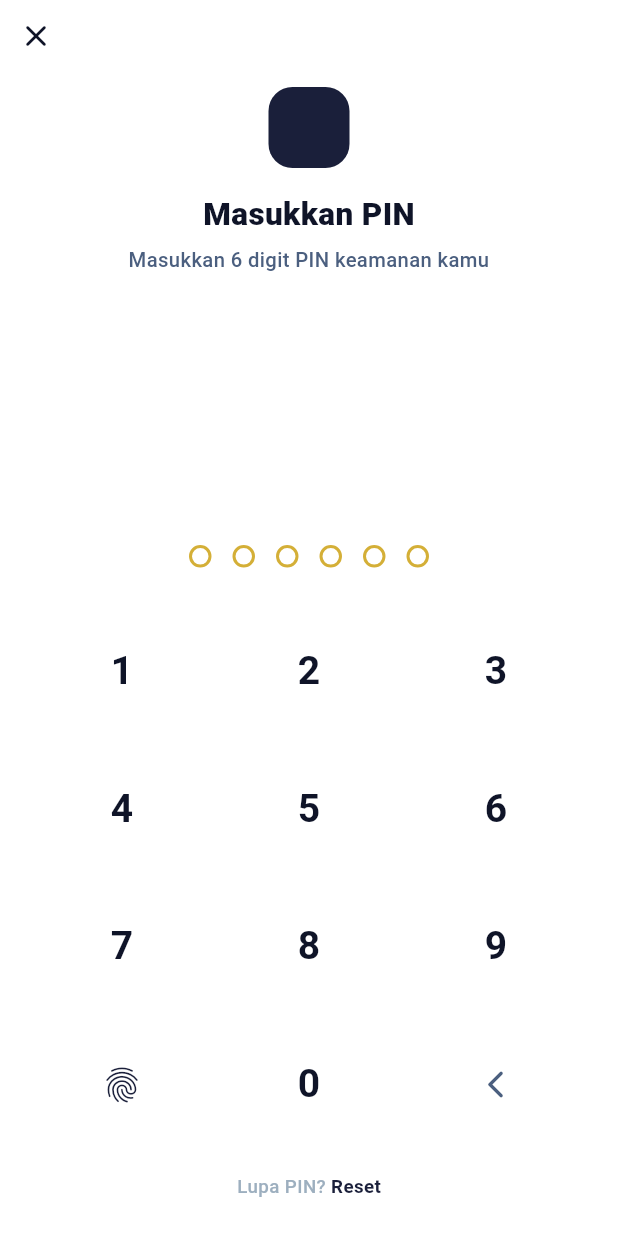
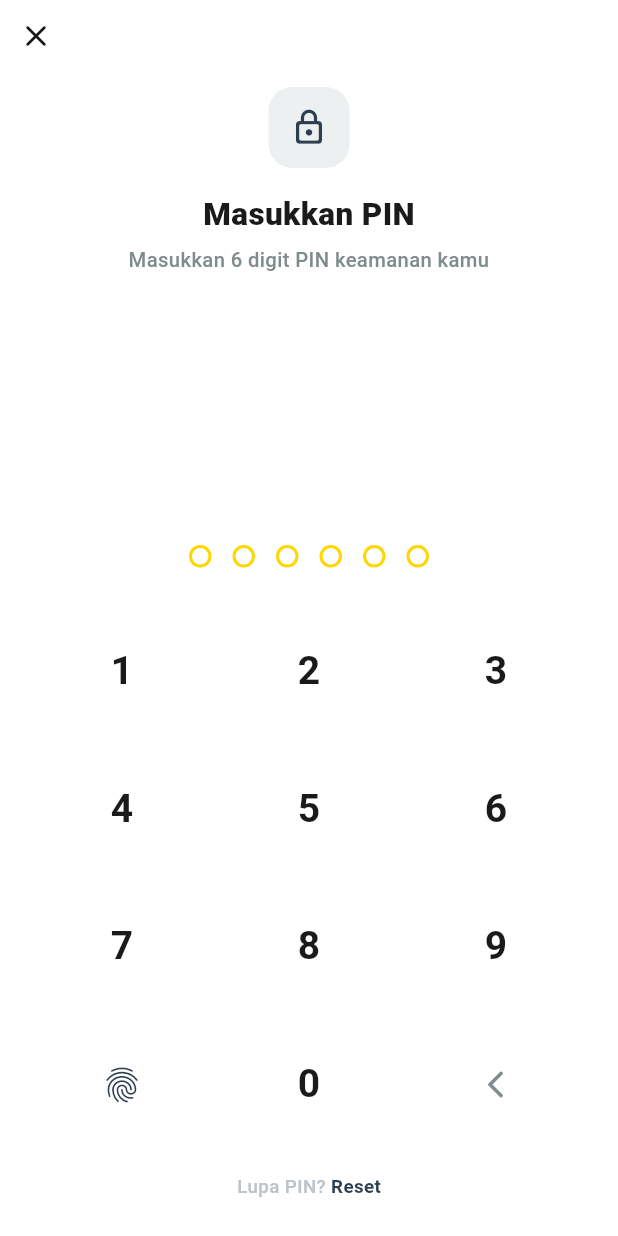
Before and after one commit to indra1nkuss/UASFE_1123150032, a Flutter app: the PinPage screen opened by its route, on a phone screen of 412 x 824 dp. Run offline on Flutter 3.47's test engine with Material 3 defaults, Android fonts, the phone set to English and light mode, and no system bars; our stand-ins replace dio, equatable, firebase_auth, firebase_core, flutter_bloc, flutter_secure_storage and 4 more; missing offline and left inert: mobile_scanner; accounts and stored records are empty; network calls fail; Roboto replaces fonts that are missing (PlusJakartaSans).

Commit message:
theme: Update colors for brightness and clarity
NEW BRIGHT COLOR PALETTE:
- Primary: Charcoal (#2C3E50) - not too dark
- Accent: Bright Gold (#FFD700) - vibrant & eye-catching
- Success: Bright Green (#27AE60) - clear & visible
- Warning: Bright Orange (#F39C12) - warm & attractive
- Error: Bright Red (#E74C3C) - stands out
- Info: Bright Blue (#3498DB) - professional

IMPROVEMENTS:
- Better text visibility on buttons
- Brighter, more attractive palette
- Higher contrast between elements
- Menus and buttons now clearly visible
- Still brutalism style (square, bold, stark)
- Off-white background (#FAFBFC) - clean & bright

```diff
--- a/lib/core/theme/app_colors.dart
+++ b/lib/core/theme/app_colors.dart
@@ -1,34 +1,34 @@
 import 'package:flutter/material.dart';
 
 class AppColors {
-  // Premium Brutalism Palette
+  // Premium Brutalism Palette - UPDATED FOR BETTER CONTRAST & BRIGHTNESS
 
-  // Primary: Deep Navy (Premium dark base)
-  static const Color primary = Color(0xFF1A1F3A);      // Deep navy
-  static const Color primaryLight = Color(0xFF2D3B5F); // Medium navy
-  static const Color primaryDark = Color(0xFF0F1428);  // Very dark navy
+  // Primary: Charcoal (darker but not black - better contrast)
+  static const Color primary = Color(0xFF2C3E50);      // Charcoal
+  static const Color primaryLight = Color(0xFF34495E); // Medium charcoal
+  static const Color primaryDark = Color(0xFF1A252F);  // Dark charcoal
 
-  // Accent: Gold (Premium luxury)
-  static const Color accent = Color(0xFFD4AF37);       // Gold
-  static const Color accentLight = Color(0xFFE8C547);  // Light gold
-  static const Color accentDark = Color(0xFFA89128);   // Dark gold
+  // Accent: Vibrant Gold (brighter, more attention-grabbing)
+  static const Color accent = Color(0xFFFFD700);       // Bright gold
+  static const Color accentLight = Color(0xFFFFF44F);  // Lighter gold
+  static const Color accentDark = Color(0xFFFFC700);   // Darker gold
 
-  // Semantic
-  static const Color success = Color(0xFF2D5F4F);      // Deep teal
-  static const Color warning = Color(0xFF8B6F47);      // Bronze
-  static const Color error = Color(0xFF5F2C2C);        // Deep red
-  static const Color info = Color(0xFF3A4F5F);         // Slate blue
+  // Semantic - BRIGHTER VERSIONS
+  static const Color success = Color(0xFF27AE60);      // Bright emerald green
+  static const Color warning = Color(0xFFF39C12);      // Bright orange/amber
+  static const Color error = Color(0xFFE74C3C);        // Bright red
+  static const Color info = Color(0xFF3498DB);         // Bright blue
 
-  // Neutral: Brutalism monochrome
-  static const Color ink = Color(0xFF0F1428);          // Nearly black
-  static const Color charcoal = Color(0xFF2D3B4F);     // Dark gray
-  static const Color slate = Color(0xFF4B5F7F);        // Medium gray
-  static const Color silver = Color(0xFF9DAFBF);       // Light gray
-  static const Color white = Color(0xFFFAFAFA);        // Off-white (not pure white)
+  // Neutral: Better contrast
+  static const Color ink = Color(0xFF1A1A1A);          // Almost black (not pure black)
+  static const Color charcoal = Color(0xFF2C3E50);     // Dark charcoal
+  static const Color slate = Color(0xFF7F8C8D);        // Medium gray
+  static const Color silver = Color(0xFFBDC3C7);       // Light gray
+  static const Color white = Color(0xFFFFFFFF);        // Pure white
 
-  // Background
-  static const Color bg = Color(0xFFF5F5F5);           // Light gray bg
-  static const Color bgDark = Color(0xFF1A1F3A);       // Dark bg (same as primary)
+  // Background - BRIGHT & CLEAN
+  static const Color bg = Color(0xFFFAFBFC);           // Off-white (very light)
+  static const Color bgDark = Color(0xFF2C3E50);       // Dark bg (charcoal)
 
   // Legacy support - map to new palette
   static const Color green = success;
@@ -42,13 +42,13 @@ class AppColors {
   static const Color line = silver;
   static const Color line2 = silver;
 
-  // Surface colors - map to new palette for backward compatibility
-  static const Color primarySurface = primary;
+  // Surface colors - BRIGHT VERSIONS
+  static const Color primarySurface = Color(0xFFECF0F1);   // Very light gray (not primary color)
   static const Color primaryBorder = accent;
-  static const Color greenSurface = success;
-  static const Color amberSurface = warning;
-  static const Color redSurface = error;
-  static const Color violetSurface = info;
+  static const Color greenSurface = Color(0xFFD5F4E6);     // Light green
+  static const Color amberSurface = Color(0xFFFEEDD2);     // Light orange
+  static const Color redSurface = Color(0xFFFFDCCE);       // Light red
+  static const Color violetSurface = Color(0xFFEBF5FB);    // Light blue
 
   // Gradients - Brutalism (solid, no gradients)
   static const LinearGradient primaryGradient = LinearGradient(
@@ -58,25 +58,25 @@ class AppColors {
     colors: [primary, primary, primary],  // Solid color only
   );
 
-  // No shadows for brutalism - replaced with stark borders
+  // No shadows for brutalism
   static const List<BoxShadow> shadowCard = [];
   static const List<BoxShadow> shadowSoft = [];
   static const List<BoxShadow> shadowPrimary = [];
 
-  // Tone map for FeatureIcon (premium colors)
+  // Tone map for FeatureIcon
   static Map<String, List<Color>> tones = {
-    'blue': [primary, accent],           // Navy + Gold
-    'green': [success, accentLight],     // Teal + Light Gold
-    'amber': [warning, accent],          // Bronze + Gold
-    'red': [error, white],               // Deep Red + White
-    'violet': [info, accent],            // Slate Blue + Gold
-    'slate': [charcoal, white],          // Charcoal + White
-    'gold': [primary, accent],           // Navy + Gold (premium)
+    'blue': [primarySurface, info],            // Light gray + Bright blue
+    'green': [greenSurface, success],          // Light green + Bright green
+    'amber': [amberSurface, warning],          // Light orange + Bright orange
+    'red': [redSurface, error],                // Light red + Bright red
+    'violet': [violetSurface, info],           // Light blue + Bright blue
+    'slate': [primarySurface, slate],          // Light gray + Medium gray
+    'gold': [primarySurface, accent],          // Light gray + Bright gold
   };
 
   static List<Color> tone(String name) => tones[name] ?? tones['blue']!;
 
   // Premium border color for brutalism
-  static const Color border = ink;                      // Stark black borders
+  static const Color border = charcoal;                  // Dark borders for stark look
   static const double borderWidth = 2.0;                // Thick borders
 }
```
